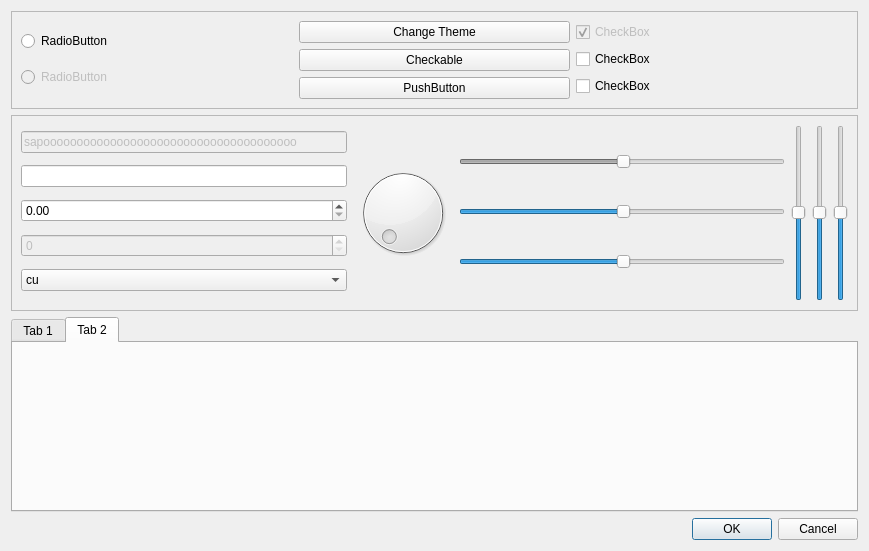
andrefpf/molde, file molde/stylesheets/example.ui: the form before one commit.
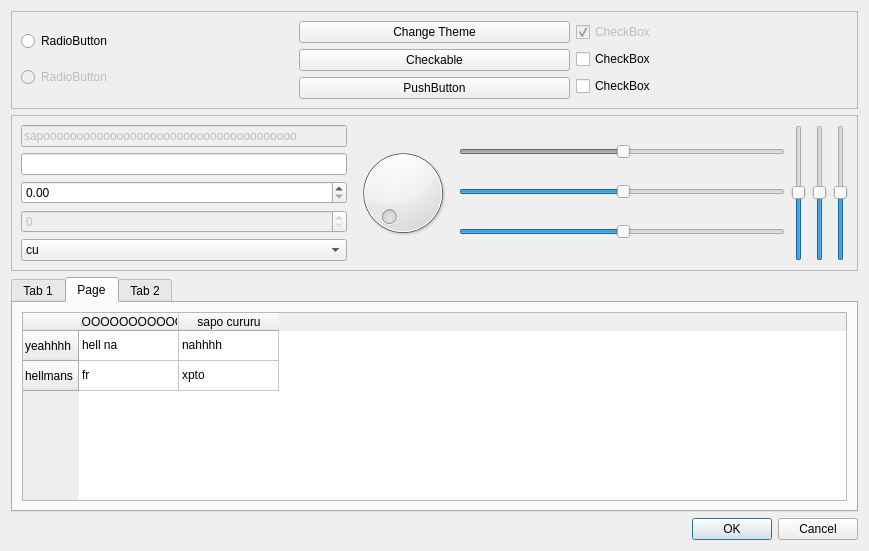
The form after the commit. Custom widgets are drawn as their Qt base class.

Commit message: Fixes QTableWidget stylesheet

The edit to the form file:
```diff
--- a/molde/stylesheets/example.ui
+++ b/molde/stylesheets/example.ui
@@ -308,6 +308,63 @@
        </item>
       </layout>
      </widget>
+     <widget class="QWidget" name="tab_3">
+      <attribute name="title">
+       <string>Page</string>
+      </attribute>
+      <layout class="QHBoxLayout" name="horizontalLayout_6">
+       <item>
+        <widget class="QTableWidget" name="tableWidget">
+         <property name="frameShape">
+          <enum>QFrame::StyledPanel</enum>
+         </property>
+         <property name="frameShadow">
+          <enum>QFrame::Plain</enum>
+         </property>
+         <row>
+          <property name="text">
+           <string>yeahhhh</string>
+          </property>
+         </row>
+         <row>
+          <property name="text">
+           <string>hellmans</string>
+          </property>
+         </row>
+         <column>
+          <property name="text">
+           <string>AOOOOOOOOOOO</string>
+          </property>
+         </column>
+         <column>
+          <property name="text">
+           <string>sapo cururu</string>
+          </property>
+         </column>
+         <item row="0" column="0">
+          <property name="text">
+           <string>hell na</string>
+          </property>
+         </item>
+         <item row="0" column="1">
+          <property name="text">
+           <string>nahhhh</string>
+          </property>
+         </item>
+         <item row="1" column="0">
+          <property name="text">
+           <string>fr</string>
+          </property>
+         </item>
+         <item row="1" column="1">
+          <property name="text">
+           <string>xpto</string>
+          </property>
+         </item>
+        </widget>
+       </item>
+      </layout>
+     </widget>
      <widget class="QWidget" name="tab_2">
       <attribute name="title">
        <string>Tab 2</string>
```
The commit also changes 2 other files.
